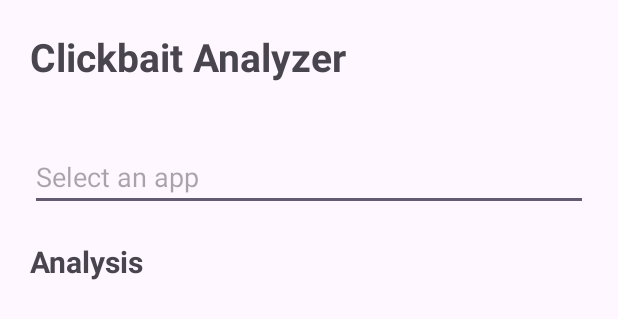
After one commit to ppriyanshu26/FraudApp, an Android app: the layout activity_permissions.xml on its own in the app's theme, with its tools: preview values and no code run, on a phone screen of 412 x 824 dp. The commit adds this screen. Shown: the top 319 px of the screen. Run offline under Robolectric (Android 15) with nearby library versions, the light colour scheme and no system bars.

Commit message:
Added Permissions

```diff
--- /dev/null
+++ b/app/src/main/res/layout/activity_permissions.xml
@@ -0,0 +1,44 @@
+<?xml version="1.0" encoding="utf-8"?>
+<LinearLayout
+    xmlns:android="http://schemas.android.com/apk/res/android"
+    xmlns:app="http://schemas.android.com/apk/res-auto"
+    xmlns:tools="http://schemas.android.com/tools"
+    android:id="@+id/main"
+    android:layout_width="match_parent"
+    android:layout_height="wrap_content"
+    android:orientation="vertical"
+    android:gravity="center_horizontal"
+    android:layout_margin="20dp"
+    tools:context=".Permissions">
+
+    <TextView
+        android:layout_width="match_parent"
+        android:layout_height="wrap_content"
+        android:textSize="26sp"
+        android:textStyle="bold"
+        android:text="Clickbait Analyzer"/>
+
+    <AutoCompleteTextView
+        android:id="@+id/appSelector"
+        android:layout_width="match_parent"
+        android:layout_height="wrap_content"
+        android:layout_marginTop="40dp"
+        android:hint="Select an app" />
+
+    <TextView
+        android:id="@+id/analysisTitle"
+        android:layout_width="match_parent"
+        android:layout_height="wrap_content"
+        android:layout_marginTop="20dp"
+        android:text="Analysis"
+        android:textSize="20sp"
+        android:textStyle="bold"
+        android:paddingBottom="8dp" />
+
+    <TextView
+        android:id="@+id/permissionsText"
+        android:layout_width="match_parent"
+        android:layout_height="wrap_content"
+        android:layout_marginTop="12dp"
+        android:textSize="16sp" />
+</LinearLayout>
--- a/app/src/main/res/values/colors.xml
+++ b/app/src/main/res/values/colors.xml
@@ -2,4 +2,5 @@
 <resources>
     <color name="black">#FF000000</color>
     <color name="white">#FFFFFFFF</color>
+    <color name="cardName">#0823EF</color>
 </resources>
```
Also changed, not shown: app/src/main/AndroidManifest.xml (+15 -0 lines), app/src/main/java/com/priyanshu/projectexhibition/MainActivity.java (+10 -1 lines), app/src/main/java/com/priyanshu/projectexhibition/Permissions.java (added, +216 -0 lines), app/src/main/res/layout/activity_main.xml (+10 -0 lines), app/src/main/res/layout/activity_members.xml (+10 -10 lines).
